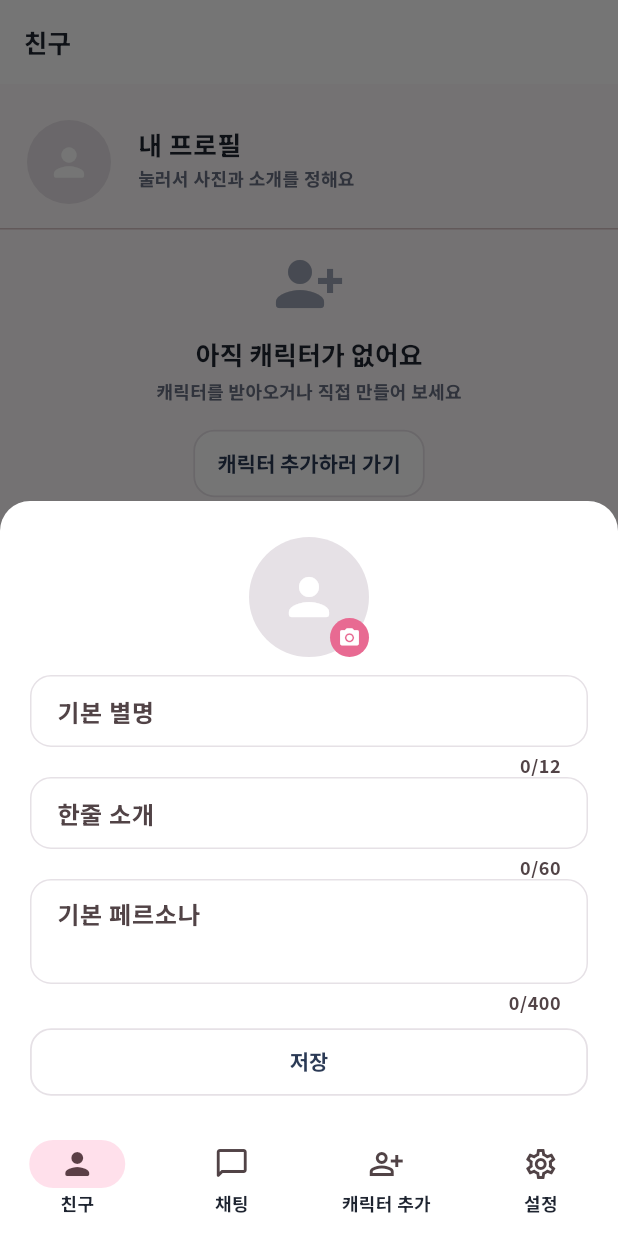
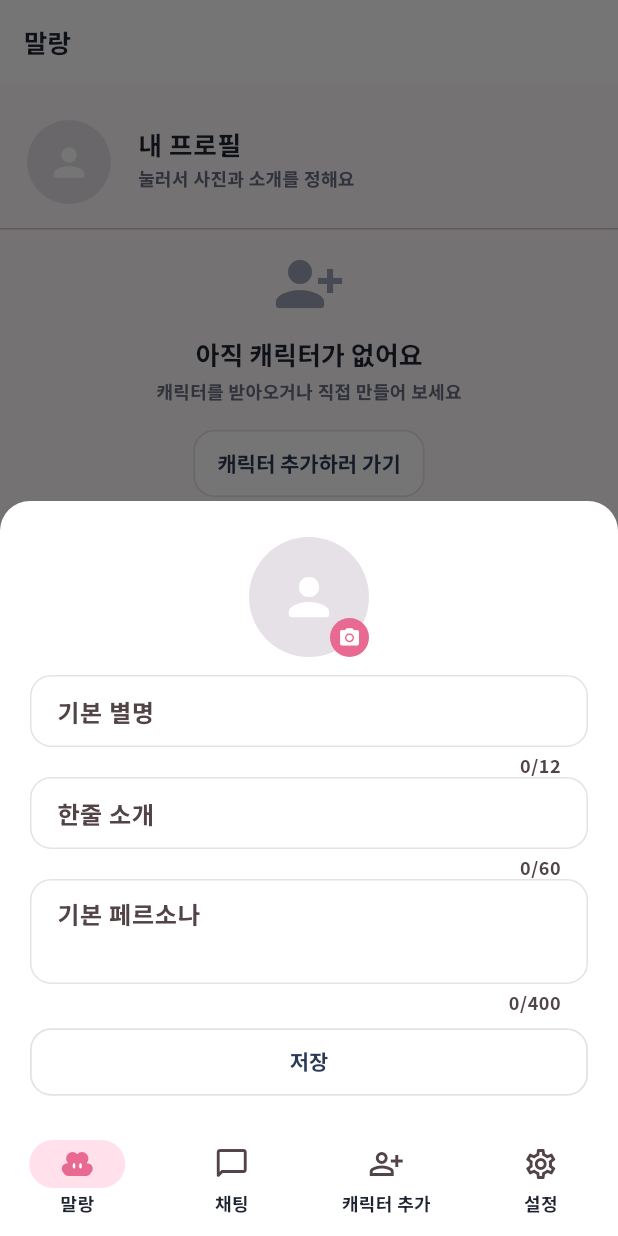
Before and after one commit to SirohaKR/mallangtalk, a Flutter app: the screen it shows after launch, after a tap on "내 프로필", on a phone screen of 412 x 824 dp. Run offline on Flutter 3.47's test engine with Material 3 defaults, Android fonts, the phone set to English and light mode, and no system bars; our stand-ins replace dio, file_picker, flutter_riverpod, go_router, shared_preferences, web; missing offline and left inert: dart:js_interop; statements that could not run were skipped; project files that could hold a hidden picture were left out.

Commit message:
말랑 마스코트: 친구 탭을 '말랑'으로, 탭·앱 아이콘을 말랑 캐릭터로 교체
- assets/branding에 원본 SVG(앱 아이콘, 안드로이드 원형용, 몸 전체)
- 하단 탭 아이콘은 MallangMark(CustomPainter)로 그려 작은 크기에서도 선명하게
- web 아이콘·favicon을 분홍 배경 빼꼼 말랑으로 다시 생성

Co-Authored-By: Claude Opus 5.5 (1M context) <noreply@anthropic.com>
Claude-Session: https://claude.ai/code/session_018gyQ74o3ZMdJkayLCcFXQC

```diff
--- a/lib/features/home/friends_screen.dart
+++ b/lib/features/home/friends_screen.dart
@@ -33,7 +33,7 @@ class FriendsScreen extends ConsumerWidget {
         );
 
     return Scaffold(
-      appBar: AppBar(title: const Text('친구')),
+      appBar: AppBar(title: const Text('말랑')),
       body: Center(
         child: ConstrainedBox(
           constraints: const BoxConstraints(maxWidth: AppSpacing.mobileMaxWidth),
--- a/lib/features/home/home_shell.dart
+++ b/lib/features/home/home_shell.dart
@@ -3,10 +3,11 @@ import 'package:flutter_riverpod/flutter_riverpod.dart';
 import 'package:go_router/go_router.dart';
 import '../../core/theme/app_colors.dart';
 import '../../core/theme/app_text_styles.dart';
+import '../../shared/widgets/mallang_mark.dart';
 import '../chat/chat_notifier.dart';
 import '../library/character_library.dart';
 
-/// [초보자 노트] 앱 하단 탭 4개: 내 캐릭터 / 채팅 / 캐릭터 추가 / 설정
+/// [초보자 노트] 앱 하단 탭 4개: 말랑(내 캐릭터) / 채팅 / 캐릭터 추가 / 설정
 /// 탭을 옮겨도 각 탭 화면 상태(스크롤, 입력 중인 내용)가 그대로 남도록 StatefulShellRoute를 씁니다.
 class HomeShell extends ConsumerWidget {
   const HomeShell({super.key, required this.shell});
@@ -34,9 +35,9 @@ class HomeShell extends ConsumerWidget {
             shell.goBranch(index, initialLocation: index == shell.currentIndex),
         destinations: [
           const NavigationDestination(
-            icon: Icon(Icons.person_outline_rounded),
-            selectedIcon: Icon(Icons.person_rounded),
-            label: '친구',
+            icon: MallangMark(),
+            selectedIcon: MallangMark(color: AppColors.primaryPink),
+            label: '말랑',
           ),
           NavigationDestination(
             icon: Badge(
--- /dev/null
+++ b/lib/shared/widgets/mallang_mark.dart
@@ -0,0 +1,48 @@
+import 'package:flutter/material.dart';
+
+/// [초보자 노트] 말랑톡 마스코트 '말랑'(몸 전체 실루엣)을 코드로 그리는 위젯입니다.
+/// 원본 그림은 assets/branding/mallang_character.svg 이고, 같은 좌표(100×100)를 그대로 옮겼어요.
+/// 이미지 파일이 아니라서 아래 탭처럼 작은 크기에서도 선명하고, 색을 마음대로 바꿀 수 있어요.
+class MallangMark extends StatelessWidget {
+  const MallangMark({super.key, this.size = 24, this.color, this.eyeColor = Colors.white});
+
+  final double size;
+
+  /// 몸 색. 비워 두면 주변 아이콘 색(IconTheme)을 따라가요.
+  final Color? color;
+  final Color eyeColor;
+
+  @override
+  Widget build(BuildContext context) {
+    final body = color ?? IconTheme.of(context).color ?? Colors.black;
+    return SizedBox.square(
+      dimension: size,
+      child: CustomPaint(painter: _MallangPainter(body, eyeColor)),
+    );
+  }
+}
+
+class _MallangPainter extends CustomPainter {
+  _MallangPainter(this.body, this.eye);
+
+  final Color body;
+  final Color eye;
+
+  @override
+  void paint(Canvas canvas, Size size) {
+    canvas.scale(size.width / 100, size.height / 100);
+    canvas.translate(0, -3);
+    final b = Paint()..color = body;
+    for (final (x, y, r) in const [(37.0, 38.0, 18.0), (63.0, 38.0, 18.0), (50.0, 52.0, 26.0), (22.0, 66.0, 15.0), (78.0, 66.0, 15.0)]) {
+      canvas.drawCircle(Offset(x, y), r, b);
+    }
+    canvas.drawRRect(RRect.fromLTRBR(12, 62, 88, 86, const Radius.circular(12)), b);
+    final e = Paint()..color = eye;
+    for (final x in const [41.0, 59.0]) {
+      canvas.drawOval(Rect.fromCenter(center: Offset(x, 58), width: 7.6, height: 15), e);
+    }
+  }
+
+  @override
+  bool shouldRepaint(_MallangPainter old) => old.body != body || old.eye != eye;
+}
```
Also changed, not shown: assets/branding/app_icon_1024.png (deleted), assets/branding/mallang_character.svg (added), assets/branding/mallang_icon.svg (added), assets/branding/mallang_icon_maskable.svg (added), 6 other files.
